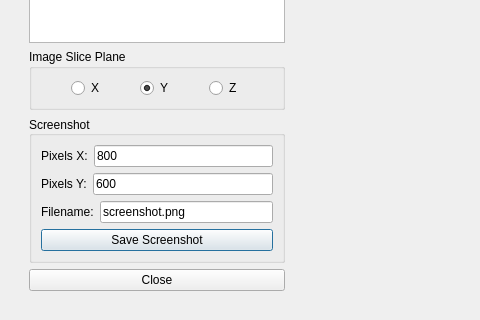
mapclient-plugins/mayaviviewerstep, file mayaviviewerstep/widgets/qt/mayaviviewerwidget.ui: the form before one commit; both pictures show x 0 to 480 and y 228 to 548 of the 914 by 548 pixel window.
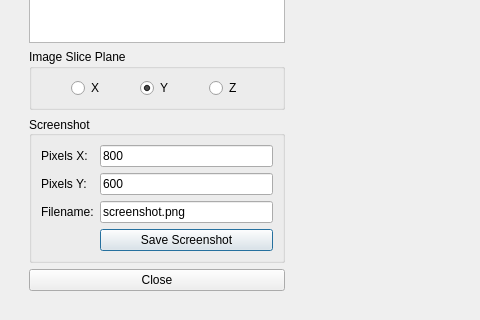
The form after the commit. Custom widgets are drawn as their Qt base class.

Commit message: screenshot groupbox now in form layout

Patch:
```diff
--- a/mayaviviewerstep/widgets/qt/mayaviviewerwidget.ui
+++ b/mayaviviewerstep/widgets/qt/mayaviviewerwidget.ui
@@ -146,10 +146,11 @@
              <property name="alignment">
               <set>Qt::AlignLeading|Qt::AlignLeft|Qt::AlignVCenter</set>
              </property>
-             <layout class="QVBoxLayout" name="verticalLayout_4">
-              <item>
-               <layout class="QHBoxLayout" name="horizontalLayout_4">
-                <item>
+             <layout class="QFormLayout" name="formLayout">
+              <property name="fieldGrowthPolicy">
+               <enum>QFormLayout::AllNonFixedFieldsGrow</enum>
+              </property>
+              <item row="0" column="0">
                  <widget class="QLabel" name="pixelsXLabel">
                   <property name="sizePolicy">
                    <sizepolicy hsizetype="Fixed" vsizetype="Preferred">
@@ -162,7 +163,7 @@
                   </property>
                  </widget>
                 </item>
-                <item>
+              <item row="0" column="1">
                  <widget class="QLineEdit" name="screenshotPixelXLineEdit">
                   <property name="sizePolicy">
                    <sizepolicy hsizetype="Expanding" vsizetype="Fixed">
@@ -175,11 +176,7 @@
                   </property>
                  </widget>
                 </item>
-               </layout>
-              </item>
-              <item>
-               <layout class="QHBoxLayout" name="horizontalLayout_5">
-                <item>
+              <item row="1" column="0">
                  <widget class="QLabel" name="pixelsYLabel">
                   <property name="sizePolicy">
                    <sizepolicy hsizetype="Fixed" vsizetype="Preferred">
@@ -192,7 +189,7 @@
                   </property>
                  </widget>
                 </item>
-                <item>
+              <item row="1" column="1">
                  <widget class="QLineEdit" name="screenshotPixelYLineEdit">
                   <property name="sizePolicy">
                    <sizepolicy hsizetype="Expanding" vsizetype="Fixed">
@@ -205,18 +202,14 @@
                   </property>
                  </widget>
                 </item>
-               </layout>
-              </item>
-              <item>
-               <layout class="QHBoxLayout" name="horizontalLayout_3">
-                <item>
+              <item row="2" column="0">
                  <widget class="QLabel" name="screenshotFilenameLabel">
                   <property name="text">
                    <string>Filename:</string>
                   </property>
                  </widget>
                 </item>
-                <item>
+              <item row="2" column="1">
                  <widget class="QLineEdit" name="screenshotFilenameLineEdit">
                   <property name="sizePolicy">
                    <sizepolicy hsizetype="Expanding" vsizetype="Fixed">
@@ -229,9 +222,7 @@
                   </property>
                  </widget>
                 </item>
-               </layout>
-              </item>
-              <item>
+              <item row="3" column="1">
                <widget class="QPushButton" name="screenshotSaveButton">
                 <property name="sizePolicy">
                  <sizepolicy hsizetype="Preferred" vsizetype="Fixed">
@@ -276,7 +267,6 @@
           <verstretch>1</verstretch>
          </sizepolicy>
         </property>
-        <zorder></zorder>
        </widget>
       </item>
      </layout>
```
Lines whose indentation alone changed are shown as unchanged. The commit also changes 1 other file.
